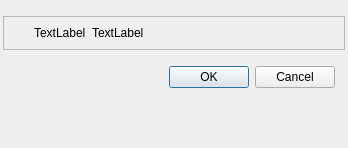
First picture: the form in QUniversalFrameLib/QCustomMessageBox.ui, repository wkqCatch/universalLib, before the edit.
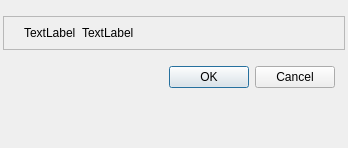
Second picture: the form after the edit.

```diff
--- a/QUniversalFrameLib/QCustomMessageBox.ui
+++ b/QUniversalFrameLib/QCustomMessageBox.ui
@@ -64,7 +64,7 @@
        <number>6</number>
       </property>
       <property name="leftMargin">
-       <number>30</number>
+       <number>20</number>
       </property>
       <property name="topMargin">
        <number>6</number>
```
Left out of the diff: 6 changed lines with no effect on the pictures.
